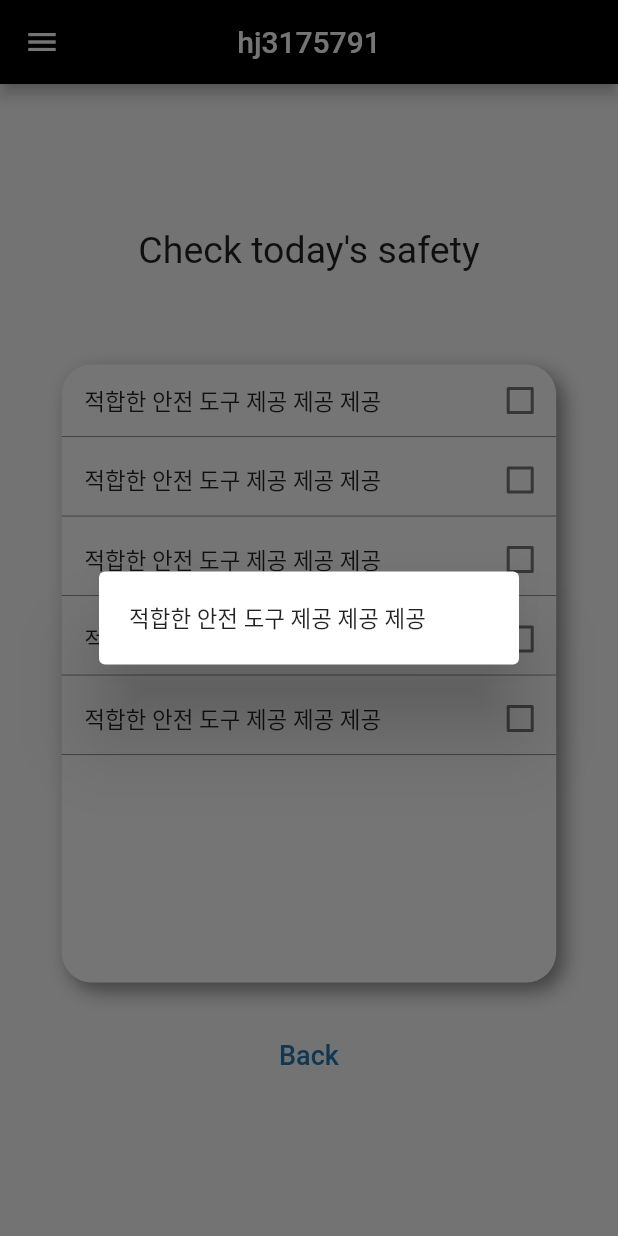
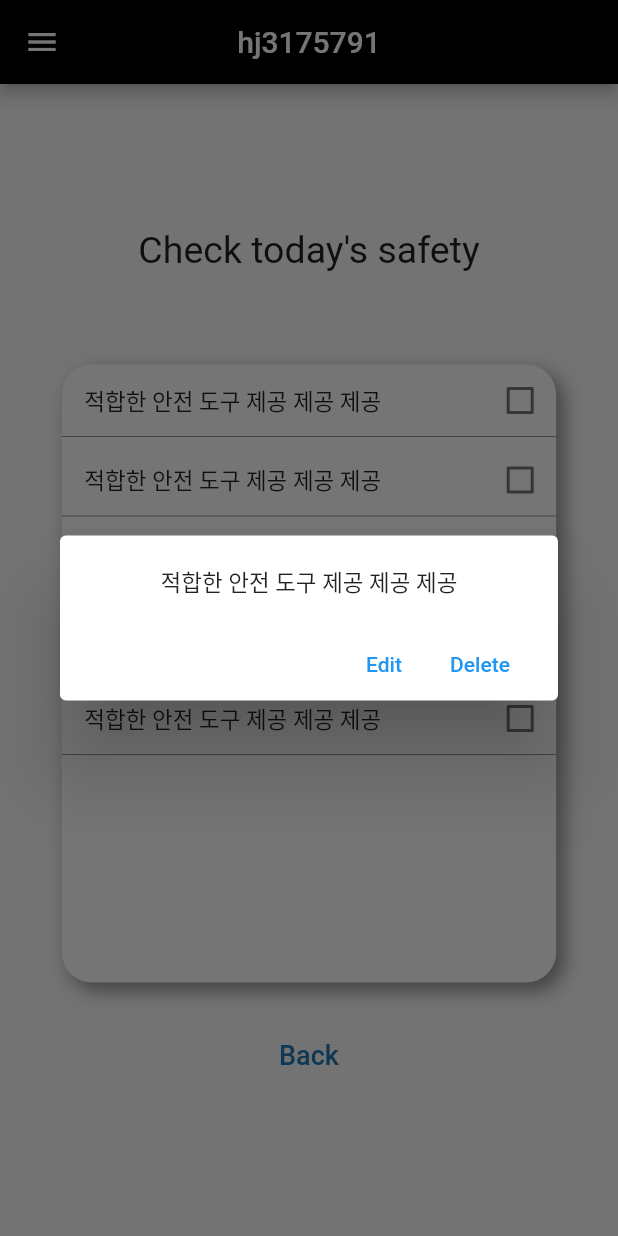
Before and after one commit to haZuny/GDSC-solution-challenge-cherry, a Flutter app: the CheckListPageManager screen opened directly, after a tap on "적합한 안전 도구 제공 제공 제공", on a phone screen of 412 x 824 dp. Run offline on Flutter 3.47's test engine with Material 2 defaults, Android fonts, the phone set to English and light mode, and no system bars.

Commit message:
관리자 체크 페이지 수정

```diff
--- a/lib/Manager_CheckListPage.dart
+++ b/lib/Manager_CheckListPage.dart
@@ -87,7 +87,7 @@ class _CheckListPageManager extends State<CheckListPageManager> {
 }
 
 /// 리스트 타일 요소
-class CheckListTileEmp extends StatelessWidget{
+class CheckListTileEmp extends StatelessWidget {
   late String msg;
 
   CheckListTileEmp(String msg) : this.msg = msg;
@@ -97,8 +97,7 @@ class CheckListTileEmp extends StatelessWidget{
         child: Column(
           children: [
             Row(
-          mainAxisAlignment:
-          MainAxisAlignment.spaceBetween,
+              mainAxisAlignment: MainAxisAlignment.spaceBetween,
               children: [
                 // 간격
                 Container(
@@ -107,9 +106,7 @@ class CheckListTileEmp extends StatelessWidget{
                 Expanded(
                   child: Text(
                     msg,
-                style: TextStyle(
-                    fontSize:
-                    checkListPage_listTextFontSize),
+                    style: TextStyle(fontSize: checkListPage_listTextFontSize),
                     overflow: TextOverflow.ellipsis,
                   ),
                 ),
@@ -122,30 +119,45 @@ class CheckListTileEmp extends StatelessWidget{
             ),
             // 간격
             Container(
-          height:
-          checkListPage_listTilePaddingTopBottom,
+              height: checkListPage_listTilePaddingTopBottom,
             )
           ],
         ),
-    // 다이얼로그
+
+        /// 전체 글자 다이얼로그
         onTap: () {
           showDialog(
               context: context,
               builder: (context) => Dialog(
                     alignment: Alignment.center,
-            child: Padding(
-              padding: EdgeInsets.all(
-                  checkListPage_dialogTextPadding),
+                    child: Column(
+                      mainAxisSize: MainAxisSize.min,
+                      children: [
+                        Padding(
+                          padding:
+                              EdgeInsets.all(checkListPage_dialogTextPadding),
                           child: Text(
                             msg,
                             // textAlign: TextAlign.center,
                             style: TextStyle(
-                    fontSize:
-                    checkListPage_listTextFontSize),
+                                fontSize: checkListPage_listTextFontSize),
                           ),
+                        ),
+                        Padding(
+                          padding: EdgeInsets.only(
+                              right: checkListPage_dialogTextPadding),
+                          child: Row(
+                            mainAxisAlignment: MainAxisAlignment.end,
+                            children: [
+                              TextButton(onPressed: () {}, child: Text("Edit",)),
+                              TextButton(
+                                  onPressed: () {}, child: Text("Delete")),
+                            ],
+                          ),
+                        )
+                      ],
                     ),
                   ));
         },
       );
-
 }
```
Lines whose indentation alone changed are shown as unchanged.
